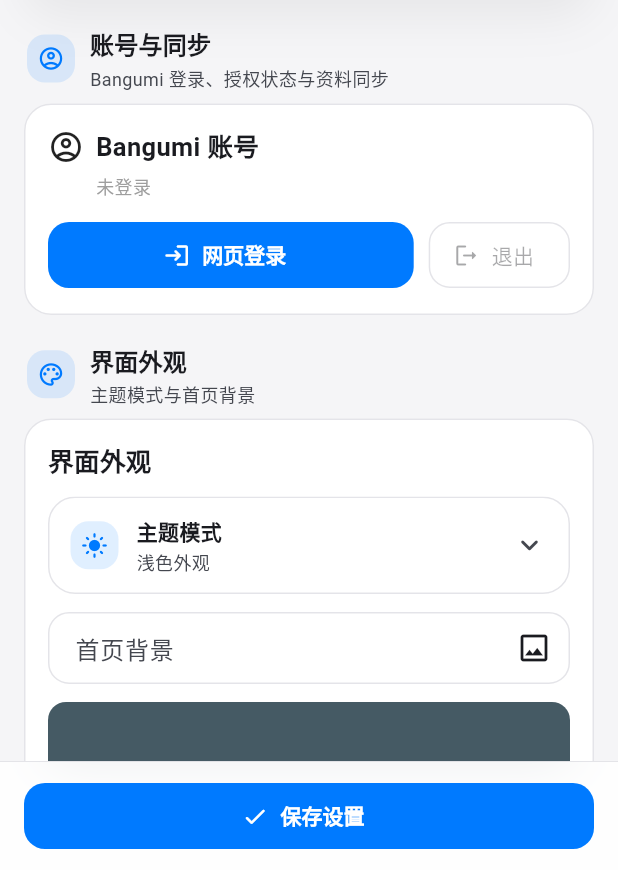
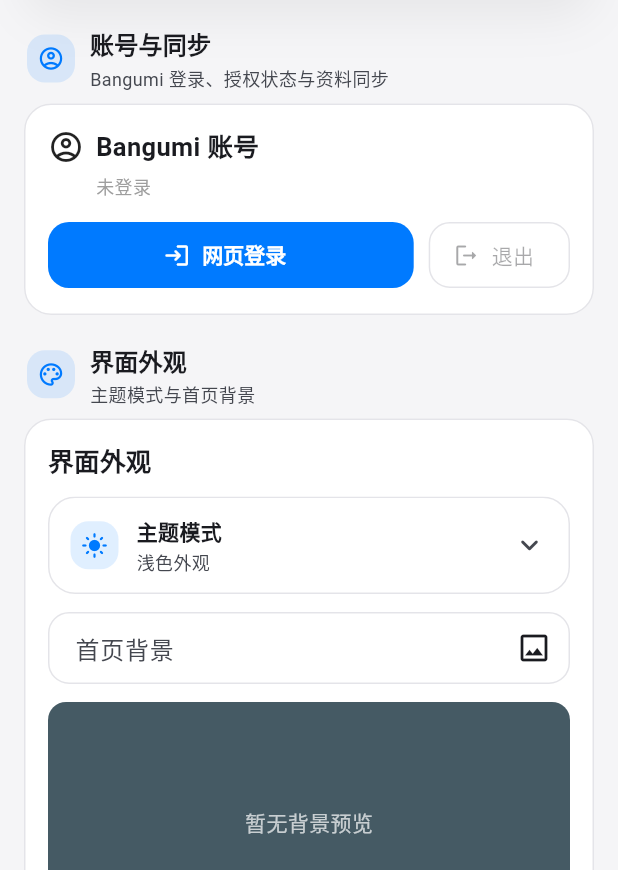
Before and after one commit to CongutSun/AnimeMaster_Engine, a Flutter app: the screen it shows after launch, after a tap on "跳过", after a tap on the "settings" icon, on a phone screen of 412 x 824 dp, the part 366-1236 px from its top. Run offline on Flutter 3.47's test engine with Material 3 defaults, Android fonts, the phone set to English and light mode, and no system bars; our stand-ins replace cached_network_image, dio, drift, flutter_cache_manager, flutter_secure_storage, image_cropper and 5 more; missing offline and left inert: dart:ffi, dart_rss, dtorrent_parser, dtorrent_task, flutter_web_auth_2, media_kit and 3 more; accounts and stored records are empty; network calls fail; statements that could not run were skipped.

Commit message:
Settings: instant apply all, remove save button. Haptics: global NavigatorObserver, default OFF

```diff
--- a/lib/src/animemaster_app.dart
+++ b/lib/src/animemaster_app.dart
@@ -9,6 +9,7 @@
 import 'screens/onboarding_page.dart';
 import 'services/app_update_service.dart';
 import 'theme/app_theme.dart';
+import 'utils/haptic_helper.dart';
 
 class AnimeMasterApp extends StatelessWidget {
   const AnimeMasterApp({super.key});
@@ -39,9 +40,11 @@
                   settings.themeMode.contains('深色') ||
                   settings.themeMode.contains('暗');
 
+              HapticNavigatorObserver.syncFromSettings(settings.enableHapticFeedback);
               return MaterialApp(
                 title: 'AnimeMaster',
                 debugShowCheckedModeBanner: false,
+                navigatorObservers: <NavigatorObserver>[HapticNavigatorObserver()],
                 themeMode: isDark ? ThemeMode.dark : ThemeMode.light,
                 theme: AppTheme.light(),
                 darkTheme: AppTheme.dark(),
--- a/lib/src/providers/settings_provider.dart
+++ b/lib/src/providers/settings_provider.dart
@@ -115,7 +115,7 @@
     if (storedUpdateFeedUrl != _appUpdateFeedUrl) {
       await prefs.setString('app_update_feed_url', _appUpdateFeedUrl);
     }
-    _autoCheckUpdates = prefs.getBool('app_auto_check_updates') ?? true;
+    _autoCheckUpdates = prefs.getBool('app_auto_check_updates') ?? false;
     _enablePictureInPicture =
         prefs.getBool('playback_enable_picture_in_picture') ?? false;
     _resumePlaybackBehavior = _normalizeResumePlaybackBehavior(
@@ -124,7 +124,7 @@
     _autoPlayNextEpisode =
         prefs.getBool('playback_auto_play_next_episode') ?? false;
     _enableHapticFeedback =
-        prefs.getBool('ui_enable_haptic_feedback') ?? true;
+        prefs.getBool('ui_enable_haptic_feedback') ?? false;
     _bgmNickname = prefs.getString('bgm_nickname') ?? '';
     _bgmAvatarUrl = prefs.getString('bgm_avatar_url') ?? '';
     _bgmBio = prefs.getString('bgm_bio') ?? '';
--- a/lib/src/screens/settings_page.dart
+++ b/lib/src/screens/settings_page.dart
@@ -136,9 +136,14 @@
     if (!mounted || selected == null || selected == themeMode) {
       return;
     }
-    setState(() {
-      themeMode = selected;
-    });
+    setState(() => themeMode = selected);
+    unawaited(
+      context.read<SettingsProvider>().updateAppearance(
+        context.read<SettingsProvider>().closeAction,
+        selected!,
+        bgController.text,
+      ),
+    );
   }
 
   String get _resumeBehaviorLabel {
@@ -254,6 +259,8 @@
     setState(() {
       bgController.text = croppedFile.path;
     });
+    final SettingsProvider p = context.read<SettingsProvider>();
+    unawaited(p.updateAppearance(p.closeAction, themeMode, croppedFile.path));
   }
 
   Future<void> _saveSettings() async {
@@ -481,7 +488,7 @@
     return Scaffold(
       appBar: AppBar(title: const Text('系统设置')),
       body: ListView(
-        padding: const EdgeInsets.fromLTRB(16, 8, 16, 104),
+        padding: const EdgeInsets.fromLTRB(16, 8, 16, 24),
         children: <Widget>[
           _buildSettingsOverview(provider),
           const SizedBox(height: 18),
@@ -529,33 +536,6 @@
           const SizedBox(height: 12),
           _buildAboutCard(provider),
         ],
-      ),
-      bottomNavigationBar: ClipRect(
-        child: BackdropFilter(
-          filter: ImageFilter.blur(sigmaX: 18, sigmaY: 18),
-          child: Container(
-            decoration: BoxDecoration(
-              color: colors.surface.withValues(
-                alpha: theme.brightness == Brightness.dark ? 0.78 : 0.9,
-              ),
-              border: Border(top: BorderSide(color: colors.outlineVariant)),
-            ),
-            child: SafeArea(
-              minimum: const EdgeInsets.fromLTRB(16, 12, 16, 12),
-              child: FilledButton.icon(
-                onPressed: isSaving ? null : _saveSettings,
-                icon: isSaving
-                    ? const SizedBox(
-                        width: 18,
-                        height: 18,
-                        child: CircularProgressIndicator(strokeWidth: 2),
-                      )
-                    : const Icon(Icons.check_rounded),
-                label: Text(isSaving ? '保存中...' : '保存设置'),
-              ),
-            ),
-          ),
-        ),
       ),
     );
   }
@@ -1245,9 +1225,8 @@
               subtitle: const Text('开启后，应用启动时会自动读取内置更新清单。'),
               value: autoCheckUpdates,
               onChanged: (bool value) {
-                setState(() {
-                  autoCheckUpdates = value;
-                });
+                setState(() => autoCheckUpdates = value);
+                unawaited(context.read<SettingsProvider>().updateDistribution(value));
               },
             ),
             const SizedBox(height: 12),
--- a/lib/src/utils/haptic_helper.dart
+++ b/lib/src/utils/haptic_helper.dart
@@ -1,10 +1,50 @@
+import 'package:flutter/material.dart';
 import 'package:flutter/services.dart';
-import 'package:flutter/widgets.dart';
 import 'package:provider/provider.dart';
 import '../providers/settings_provider.dart';
 
+/// Call before any interactive action. Checks the haptic setting.
 void maybeHaptic(BuildContext context) {
   if (context.read<SettingsProvider>().enableHapticFeedback) {
     HapticFeedback.lightImpact();
   }
 }
+
+/// Global navigator observer that fires haptics on every route push/pop.
+class HapticNavigatorObserver extends NavigatorObserver {
+  @override
+  void didPush(Route<dynamic> route, Route<dynamic>? previousRoute) {
+    _fireIfEnabled();
+  }
+
+  @override
+  void didPop(Route<dynamic> route, Route<dynamic>? previousRoute) {
+    _fireIfEnabled();
+  }
+
+  @override
+  void didReplace({Route<dynamic>? newRoute, Route<dynamic>? oldRoute}) {
+    _fireIfEnabled();
+  }
+
+  void _fireIfEnabled() {
+    // NavigatorObserver doesn't have BuildContext, so we use a static flag.
+    if (_hapticsGloballyEnabled) {
+      HapticFeedback.lightImpact();
+    }
+  }
+
+  static bool _hapticsGloballyEnabled = false;
+
+  /// Called once during app startup to sync the global haptics flag.
+  static void syncFromSettings(bool enabled) {
+    _hapticsGloballyEnabled = enabled;
+  }
+}
+
+/// Quick haptic for switches/toggles — checks global flag.
+void quickHaptic() {
+  if (HapticNavigatorObserver._hapticsGloballyEnabled) {
+    HapticFeedback.lightImpact();
+  }
+}
```
